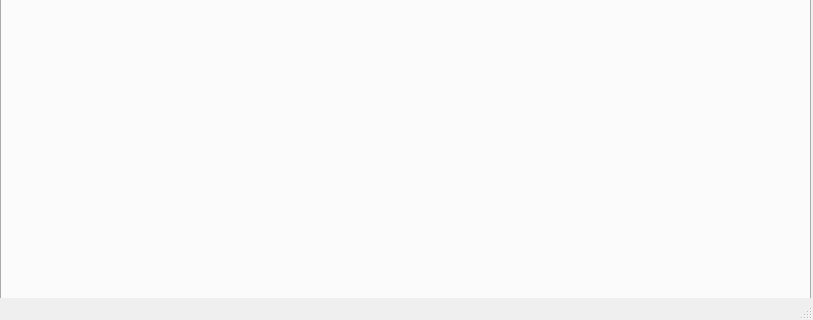
The window that ui_files/main_window.ui (ANDREYKAUS/maps_api) describes before a commit, drawn with Qt 5; both pictures show x 0 to 813 and y 280 to 600 of the 813 by 600 pixel window.
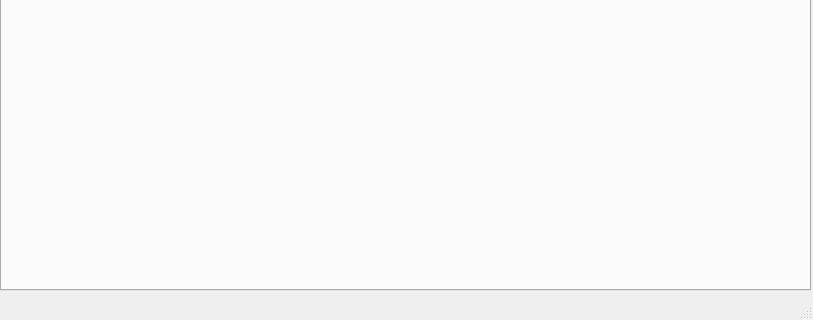
The same window after the commit. The open tabs and pages were chosen to show the change.

Patch:
```diff
--- a/ui_files/main_window.ui
+++ b/ui_files/main_window.ui
@@ -20,7 +20,7 @@
       <x>0</x>
       <y>0</y>
       <width>811</width>
-      <height>591</height>
+      <height>571</height>
      </rect>
     </property>
     <property name="currentIndex">
@@ -71,7 +71,7 @@
         <x>10</x>
         <y>50</y>
         <width>781</width>
-        <height>475</height>
+        <height>421</height>
        </rect>
       </property>
       <property name="acceptDrops">
```
Left out of the diff: 18 changed lines with no effect on the pictures.
